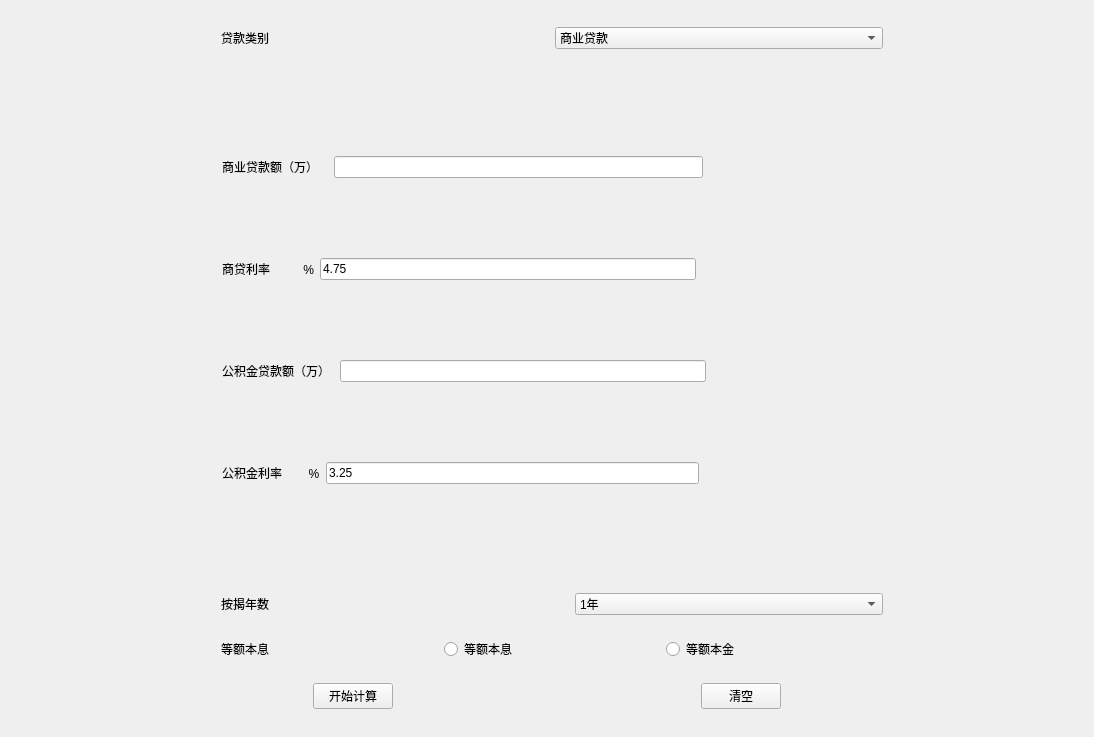
Old version of the form mainwindow.ui in the repository lusx119/chaos.
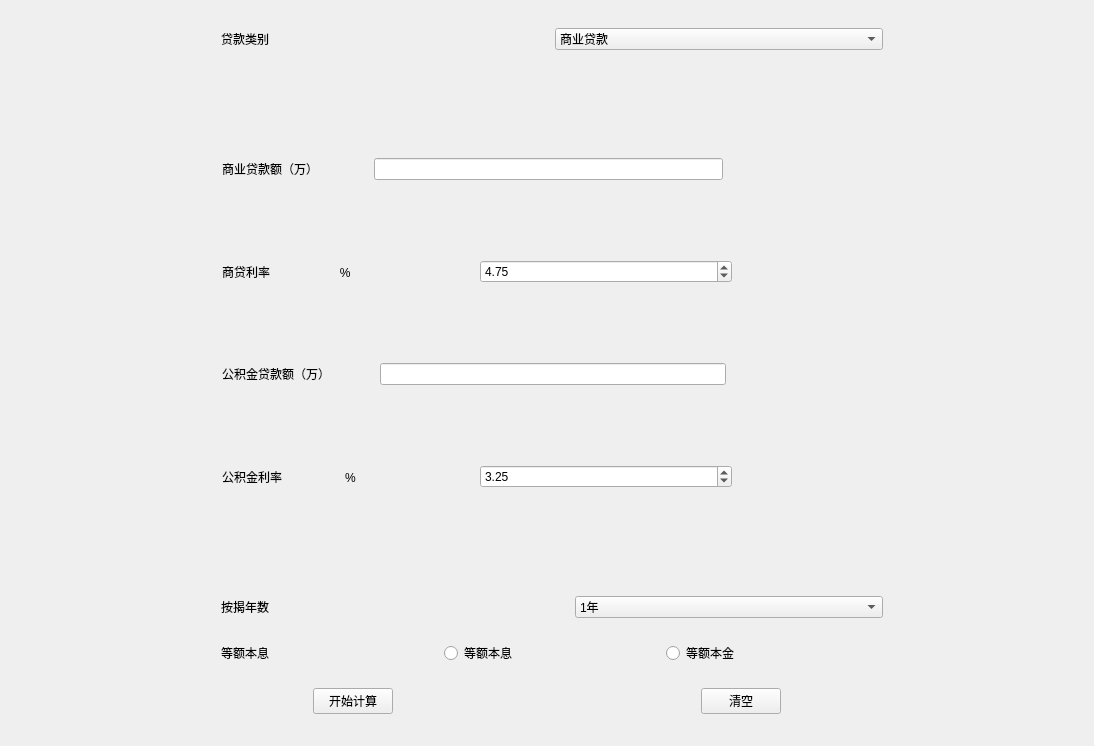
New version of the form. The open tabs and pages were chosen to show the change.

```diff
--- a/mainwindow.ui
+++ b/mainwindow.ui
@@ -7,7 +7,7 @@
     <x>0</x>
     <y>0</y>
     <width>1094</width>
-    <height>737</height>
+    <height>746</height>
    </rect>
   </property>
   <property name="windowTitle">
@@ -540,11 +540,7 @@
            </widget>
           </item>
           <item>
-           <widget class="QLineEdit" name="lineEdit_3">
-            <property name="text">
-             <string>4.75</string>
-            </property>
-           </widget>
+           <widget class="QDoubleSpinBox" name="doubleSpinBox"/>
           </item>
           <item>
            <spacer name="horizontalSpacer_6">
@@ -593,6 +589,22 @@
             </property>
            </widget>
           </item>
+          <item>
+           <spacer name="horizontalSpacer_28">
+            <property name="orientation">
+             <enum>Qt::Horizontal</enum>
+            </property>
+            <property name="sizeType">
+             <enum>QSizePolicy::Fixed</enum>
+            </property>
+            <property name="sizeHint" stdset="0">
+             <size>
+              <width>40</width>
+              <height>20</height>
+             </size>
+            </property>
+           </spacer>
+          </item>
           <item>
            <widget class="QLineEdit" name="lineEdit_7"/>
           </item>
@@ -632,14 +644,14 @@
           <item>
            <widget class="QLabel" name="label_11">
             <property name="text">
-             <string>商贷利率          %</string>
+             <string>商贷利率                     %</string>
             </property>
            </widget>
           </item>
           <item>
-           <widget class="QLineEdit" name="lineEdit_5">
-            <property name="text">
-             <string>4.75</string>
+           <widget class="QDoubleSpinBox" name="doubleSpinBox_2">
+            <property name="value">
+             <double>4.750000000000000</double>
             </property>
            </widget>
           </item>
@@ -648,9 +660,12 @@
             <property name="orientation">
              <enum>Qt::Horizontal</enum>
             </property>
+            <property name="sizeType">
+             <enum>QSizePolicy::Fixed</enum>
+            </property>
             <property name="sizeHint" stdset="0">
              <size>
-              <width>40</width>
+              <width>340</width>
               <height>20</height>
              </size>
             </property>
@@ -684,7 +699,23 @@
            </widget>
           </item>
           <item>
-           <widget class="QLineEdit" name="lineEdit_6"/>
+           <spacer name="horizontalSpacer_29">
+            <property name="orientation">
+             <enum>Qt::Horizontal</enum>
+            </property>
+            <property name="sizeType">
+             <enum>QSizePolicy::Fixed</enum>
+            </property>
+            <property name="sizeHint" stdset="0">
+             <size>
+              <width>40</width>
+              <height>20</height>
+             </size>
+            </property>
+           </spacer>
+          </item>
+          <item>
+           <widget class="QLineEdit" name="lineEdit_3"/>
           </item>
           <item>
            <spacer name="horizontalSpacer_34">
@@ -722,14 +753,14 @@
           <item>
            <widget class="QLabel" name="label_16">
             <property name="text">
-             <string>公积金利率        %</string>
+             <string>公积金利率                   %</string>
             </property>
            </widget>
           </item>
           <item>
-           <widget class="QLineEdit" name="lineEdit_10">
-            <property name="text">
-             <string>3.25</string>
+           <widget class="QDoubleSpinBox" name="doubleSpinBox_3">
+            <property name="value">
+             <double>3.250000000000000</double>
             </property>
            </widget>
           </item>
@@ -738,9 +769,12 @@
             <property name="orientation">
              <enum>Qt::Horizontal</enum>
             </property>
+            <property name="sizeType">
+             <enum>QSizePolicy::Fixed</enum>
+            </property>
             <property name="sizeHint" stdset="0">
              <size>
-              <width>40</width>
+              <width>340</width>
               <height>20</height>
              </size>
             </property>
```
Left out of the diff: 4 changed lines with no effect on the pictures.
